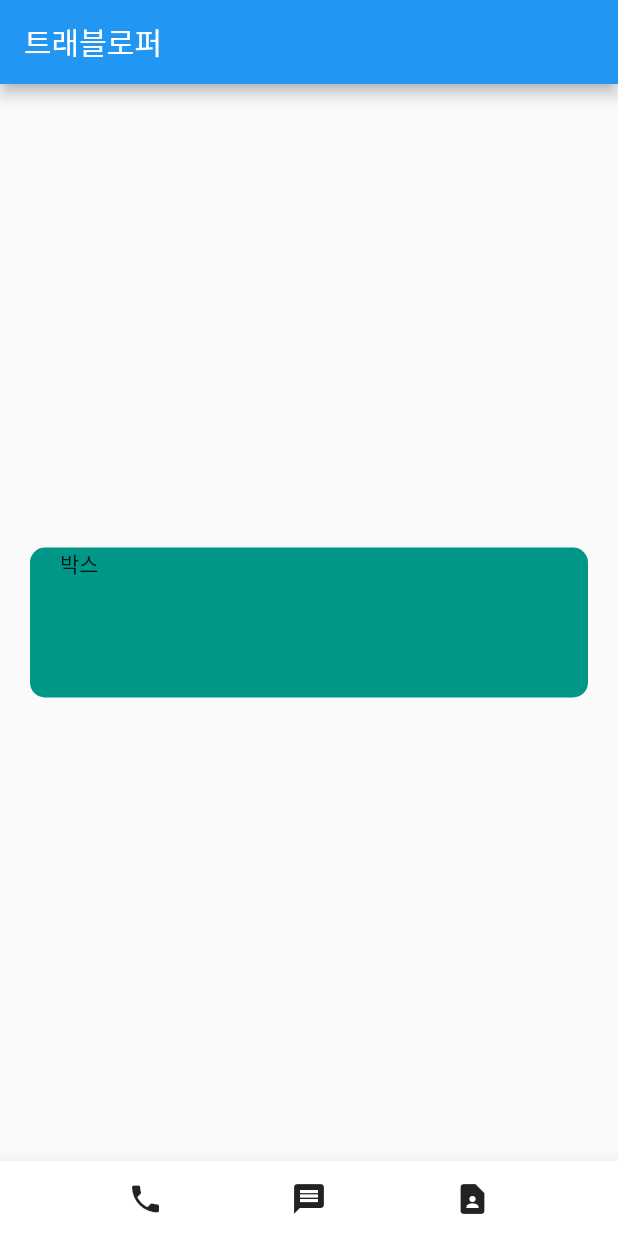
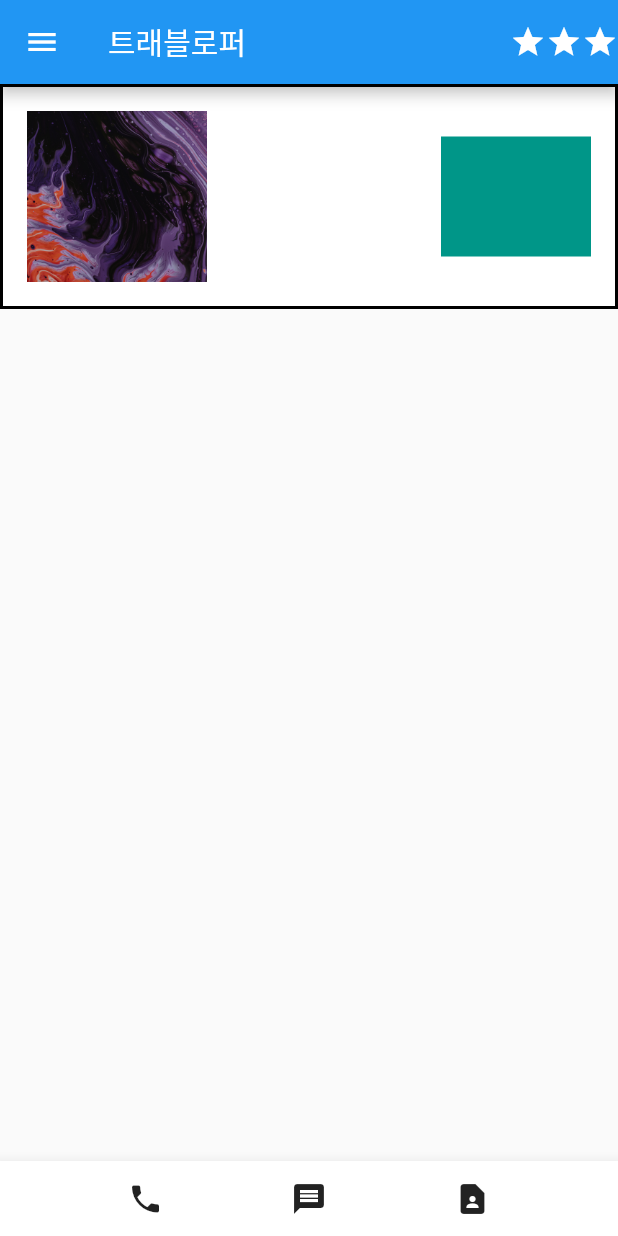
Before and after one commit to Yongjun-Han/Flutter_00, a Flutter app: the screen it shows after launch, on a phone screen of 412 x 824 dp. Run offline on Flutter 3.47's test engine with Material 2 defaults, Android fonts, the phone set to English and light mode, and no system bars.

Commit message:
박스,레이아웃

```diff
--- a/lib/main.dart
+++ b/lib/main.dart
@@ -13,20 +13,35 @@ class MyApp extends StatelessWidget {
       home: Scaffold(
         appBar: AppBar(
           title: Text("트래블로퍼"),
+          leading: Icon(Icons.menu),
+          actions: [Icon(Icons.star),Icon(Icons.star),Icon(Icons.star)],
          ),
-        body : Align(
-          alignment: Alignment.centerLeft,
-          child: Container(
-            width: double.infinity,
-            height: 100,
-            margin: EdgeInsets.all(20),
-            padding: EdgeInsets.fromLTRB(20,0,0,0),
+        body : Container(
+            width: double.maxFinite,
+            height: 150,
+            padding: EdgeInsets.all(16),
             decoration: BoxDecoration(
-              color: Colors.teal,
-              // border: Border.all(color: Colors.black),
-              borderRadius: BorderRadius.all(Radius.circular(10)),
+              color: Colors.white,
+              border: Border.all(color: Colors.black, width: 2),
             ),
-            child: Text('박스'),
+          child: Row(
+            mainAxisAlignment: MainAxisAlignment.spaceBetween,
+            children: [
+              SizedBox(
+                width: 120,
+                height: 120,
+                child: Image.asset('assets/image.jpg', fit: BoxFit.cover,)
+              ),
+              SizedBox(
+                width: 100,
+                height: 80,
+                child: Container(
+                  decoration: BoxDecoration(
+                    color: Colors.teal
+                  ),
+                ),
+              )
+            ],
           ),
         ),
         bottomNavigationBar: BottomAppBar(
```
